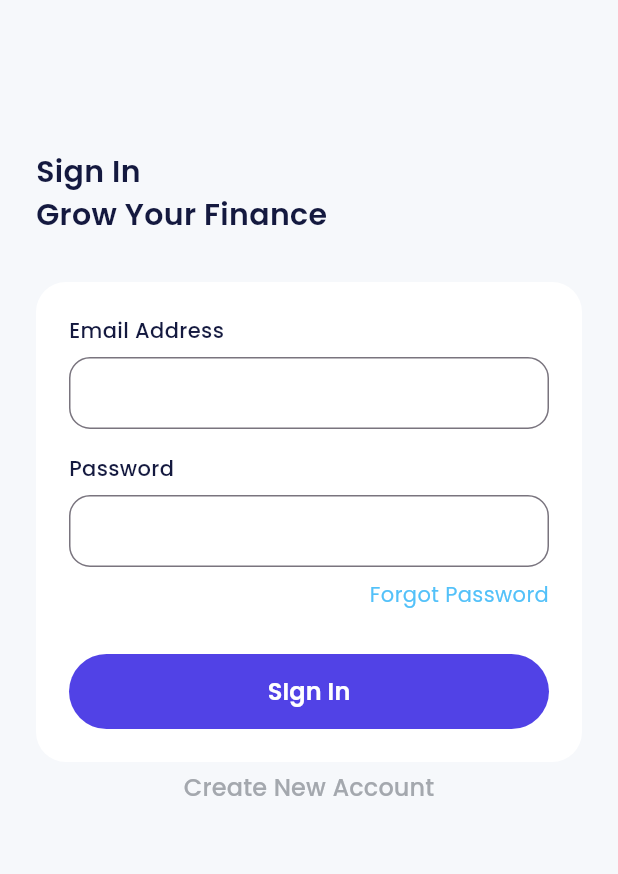
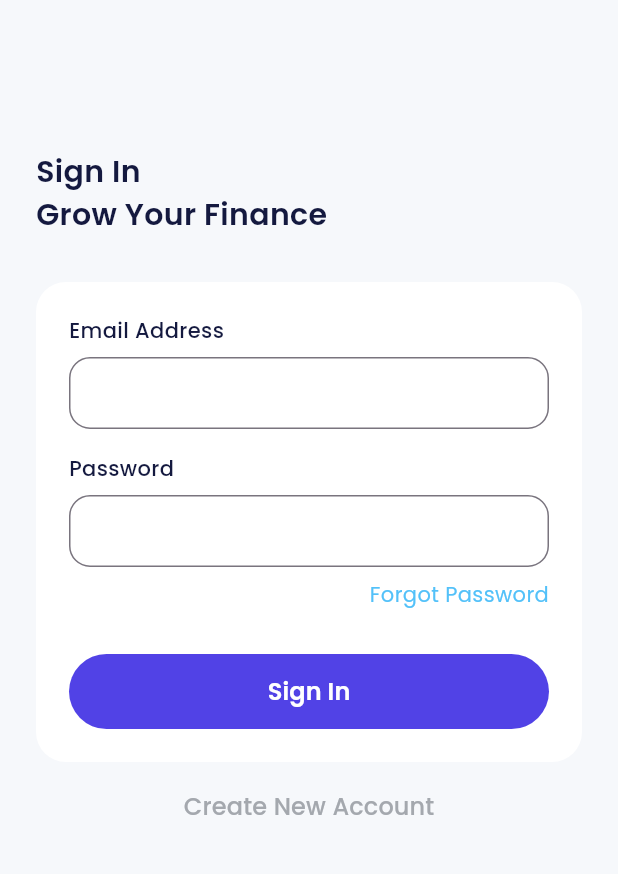
Before and after one commit to afrizzal/payments, a Flutter app: the SignInPage screen opened directly, on a phone screen of 412 x 824 dp, the part 225-1099 px from its top. Run offline on Flutter 3.47's test engine with Material 3 defaults, Android fonts, the phone set to English and light mode, and no system bars; our stand-ins replace carousel_slider, google_fonts.

Commit message:
button widget

```diff
--- a/lib/main.dart
+++ b/lib/main.dart
@@ -1,4 +1,6 @@
 import 'package:flutter/material.dart';
+import 'package:flutter_payments/ui/pages/onboarding_page.dart';
+import 'package:flutter_payments/ui/pages/sign_in_page.dart';
 import 'package:flutter_payments/ui/pages/splash_page.dart';
 
 void main() => runApp(const MyApp());
@@ -10,7 +12,11 @@
   Widget build(BuildContext context) {
     return MaterialApp(
       debugShowCheckedModeBanner: false,
-      home: SplashPage(),
+      routes: {
+        '/': (context) => const SplashPage(),
+        '/onboarding': (context) => const OnboardingPage(),
+        '/sign-in': (context) => const SignInPage(),
+      },
     );
   }
 }
--- a/lib/ui/pages/onboarding_page.dart
+++ b/lib/ui/pages/onboarding_page.dart
@@ -108,7 +108,8 @@
                         height: 24,
                         child: TextButton(
                           onPressed: () {
-                            Navigator.push(context, MaterialPageRoute(builder: (context) => const SignInPage(),),);
+                            Navigator.pushNamed(context, '/sign-in');
+                             //Navigator.push(context, MaterialPageRoute(builder: (context) => const SignInPage(),),);
                           },
                           style: TextButton.styleFrom(
                             padding: EdgeInsets.zero,
@@ -162,28 +163,36 @@
                         ),
                       ),
                       const Spacer(),
-                      SizedBox(
+                      CustomFilledButton(
                         width: 150,
-                        height: 50,
-                        child: TextButton(
-                          onPressed: () {
-                            carouselController.nextPage();
-                          },
-                          style: TextButton.styleFrom(
-                            backgroundColor: purpleColor,
-                            shape: RoundedRectangleBorder(
-                              borderRadius: BorderRadius.circular(56)
-                            ),
-                          ),
-                          child: Text(
-                            'Continue',
-                            style: whiteTextStyle.copyWith(
-                              fontSize: 16,
-                              fontWeight: semiBold,
-                          ),
-                        ),
+                        title: 'Continue',
+                        onPressed: (){
+                          carouselController.nextPage();
+                        },
                       ),
-                    )
+                      //Without Widget
+                    //   SizedBox(
+                    //     width: 150,
+                    //     height: 50,
+                    //     child: TextButton(
+                    //       onPressed: () {
+                    //         carouselController.nextPage();
+                    //       },
+                    //       style: TextButton.styleFrom(
+                    //         backgroundColor: purpleColor,
+                    //         shape: RoundedRectangleBorder(
+                    //           borderRadius: BorderRadius.circular(56)
+                    //         ),
+                    //       ),
+                    //       child: Text(
+                    //         'Continue',
+                    //         style: whiteTextStyle.copyWith(
+                    //           fontSize: 16,
+                    //           fontWeight: semiBold,
+                    //       ),
+                    //     ),
+                    //   ),
+                    // )
                   ],
                 ),
               ],
--- a/lib/ui/pages/sign_in_page.dart
+++ b/lib/ui/pages/sign_in_page.dart
@@ -1,5 +1,7 @@
 import 'package:flutter/material.dart';
 import 'package:flutter_payments/shared/theme.dart';
+import 'package:flutter_payments/ui/widgets/buttons.dart';
+import 'package:flutter_payments/ui/widgets/forms.dart';
 
 class SignInPage extends StatelessWidget {
   const SignInPage({Key? key}) : super(key:key);
@@ -47,55 +49,64 @@
             child: Column(
               children: [
                 //EMAIL INPUT
-                Column(
-                  crossAxisAlignment: CrossAxisAlignment.start,
-                  children: [
-                    Text(
-                      'Email Address',
-                      style: blackTextStyle.copyWith(
-                        fontWeight: medium,
-                      ),
-                    ),
-                    const SizedBox(
-                      height: 8,
-                    ),
-                    TextFormField(
-                      decoration: InputDecoration(
-                        border: OutlineInputBorder(
-                          borderRadius: BorderRadius.circular(14),
-                          ),
-                          contentPadding: const EdgeInsets.all(12),
-                      ),
-                    )
-                  ],
+                const CustomFormField(title:
+                'Email Address',
                 ),
+                // Column(
+                //   crossAxisAlignment: CrossAxisAlignment.start,
+                //   children: [
+                //     Text(
+                //       'Email Address',
+                //       style: blackTextStyle.copyWith(
+                //         fontWeight: medium,
+                //       ),
+                //     ),
+                //     const SizedBox(
+                //       height: 8,
+                //     ),
+                //     TextFormField(
+                //       decoration: InputDecoration(
+                //         border: OutlineInputBorder(
+                //           borderRadius: BorderRadius.circular(14),
+                //           ),
+                //           contentPadding: const EdgeInsets.all(12),
+                //       ),
+                //     )
+                //   ],
+                // ),
                 const SizedBox(
                   height: 16,
                 ),
+
                 //PWD INPUT
-                Column(
-                  crossAxisAlignment: CrossAxisAlignment.start,
-                  children: [
-                    Text(
-                      'Password',
-                      style: blackTextStyle.copyWith(
-                        fontWeight: medium,
-                      ),
-                    ),
-                    const SizedBox(
-                      height: 8,
-                    ),
-                    TextFormField(
-                      obscureText: true,
-                      decoration: InputDecoration(
-                        border: OutlineInputBorder(
-                          borderRadius: BorderRadius.circular(14),
-                          ),
-                          contentPadding: const EdgeInsets.all(12),
-                      ),
-                    )
-                  ],
+
+                const CustomFormField(title:
+                'Password',
+                obscureText: true,
                 ),
+                // Column(
+                //   crossAxisAlignment: CrossAxisAlignment.start,
+                //   children: [
+                //     Text(
+                //       'Password',
+                //       style: blackTextStyle.copyWith(
+                //         fontWeight: medium,
+                //       ),
+                //     ),
+                //     const SizedBox(
+                //       height: 8,
+                //     ),
+                //     TextFormField(
+                //       obscureText: true,
+                //       decoration: InputDecoration(
+                //         border: OutlineInputBorder(
+                //           borderRadius: BorderRadius.circular(14),
+                //           ),
+                //           contentPadding: const EdgeInsets.all(12),
+                //       ),
+                //     )
+                //   ],
+                // ),
                 const SizedBox(
                   height: 8,
                 ),
@@ -109,52 +120,61 @@
                 const SizedBox(
                   height: 30,
                 ),
-                SizedBox(
-                        width: double.infinity,
-                        height: 50,
-                        child: TextButton(
-                          onPressed: () {
-                            //BREAK
-                          },
-                          style: TextButton.styleFrom(
-                            backgroundColor: purpleColor,
-                            shape: RoundedRectangleBorder(
-                              borderRadius: BorderRadius.circular(56)
-                            ),
-                          ),
-                          child: Text(
-                            'SIgn In',
-                            style: whiteTextStyle.copyWith(
-                              fontSize: 16,
-                              fontWeight: semiBold,
-                          ),
-                        ),
-                      ),
-                    ),
+                CustomFilledButton(
+                  title: 'Sign In',
+                  onPressed: (){},
+                  ),
+                //Without Widget
+                // SizedBox(
+                //         width: double.infinity,
+                //         height: 50,
+                //         child: TextButton(
+                //           onPressed: () {
+                //             //BREAK
+                //           },
+                //           style: TextButton.styleFrom(
+                //             backgroundColor: purpleColor,
+                //             shape: RoundedRectangleBorder(
+                //               borderRadius: BorderRadius.circular(56)
+                //             ),
+                //           ),
+                //           child: Text(
+                //             'SIgn In',
+                //             style: whiteTextStyle.copyWith(
+                //               fontSize: 16,
+                //               fontWeight: semiBold,
+                //           ),
+                //         ),
+                //       ),
+                //     ),
               ],
             ),
           ),
           const SizedBox(
             height: 5,
           ),
-                        SizedBox(
-                        width: double.infinity,
-                        height: 24,
-                        child: TextButton(
-                          onPressed: () {
-                            // Navigator.push(context, MaterialPageRoute(builder: (context) => const SignInPage(),),);
-                          },
-                          style: TextButton.styleFrom(
-                            padding: EdgeInsets.zero,
-                            ),
-                          child: Text(
-                            'Create New Account',
-                            style: greyTextStyle.copyWith(
-                              fontSize: 16,
-                          ),
-                        ),
-                      ),
-                    ),
+          CustomTextButton(
+            title: 'Create New Account',
+            onPressed: (){},
+          ),
+                    //     SizedBox(
+                    //     width: double.infinity,
+                    //     height: 24,
+                    //     child: TextButton(
+                    //       onPressed: () {
+                    //         // Navigator.push(context, MaterialPageRoute(builder: (context) => const SignInPage(),),);
+                    //       },
+                    //       style: TextButton.styleFrom(
+                    //         padding: EdgeInsets.zero,
+                    //         ),
+                    //       child: Text(
+                    //         'Create New Account',
+                    //         style: greyTextStyle.copyWith(
+                    //           fontSize: 16,
+                    //       ),
+                    //     ),
+                    //   ),
+                    // ),
       ],
     ),
     );
--- a/lib/ui/pages/splash_page.dart
+++ b/lib/ui/pages/splash_page.dart
@@ -19,10 +19,11 @@
     super.initState();
 
     Timer(const Duration (seconds: 2), () {
-      Navigator.push(context, MaterialPageRoute(
-        builder: (context) => const OnboardingPage(),
-        ),
-      );
+      Navigator.pushNamed(context, '/onboarding');
+      // Navigator.push(context, MaterialPageRoute(
+      //   builder: (context) => const OnboardingPage(),
+      //   ),
+      // );
      });
   }
 
--- a/lib/ui/widgets/buttons.dart
+++ b/lib/ui/widgets/buttons.dart
@@ -19,8 +19,8 @@
   @override
   Widget build(BuildContext context) {
     return SizedBox(
-                        width: double.infinity,
-                        height: 50,
+                        width: width,
+                        height: height,
                         child: TextButton(
                           onPressed: onPressed,
                           style: TextButton.styleFrom(
@@ -38,5 +38,42 @@
                         ),
                       ),
                     );
+                  }
 }
+
+class CustomTextButton extends StatelessWidget {
+  final String title;
+  final double width;
+  final double height;
+  final VoidCallback onPressed;
+
+  const CustomTextButton({
+    Key? key,
+    required this.title,
+    this.width = double.infinity,
+    this.height = 50,
+    required this.onPressed,
+  }) : super(key: key);
+
+  @override
+  Widget build(BuildContext context) {
+    return SizedBox(
+                        width: width,
+                        height: height,
+                        child: TextButton(
+                          onPressed: () {
+                            // Navigator.push(context, MaterialPageRoute(builder: (context) => const SignInPage(),),);
+                          },
+                          style: TextButton.styleFrom(
+                            padding: EdgeInsets.zero,
+                            ),
+                          child: Text(
+                            title,
+                            style: greyTextStyle.copyWith(
+                              fontSize: 16,
+                          ),
+                        ),
+                      ),
+                    );
+  }
 }
--- /dev/null
+++ b/lib/ui/widgets/forms.dart
@@ -0,0 +1,44 @@
+import 'package:flutter/material.dart';
+import 'package:flutter_payments/shared/theme.dart';
+
+class CustomFormField extends StatelessWidget {
+
+  final String title;
+  final bool obscureText;
+  final TextEditingController? controller;
+
+  const CustomFormField({
+    Key? key,
+    required this. title,
+    this.obscureText = false,
+    this.controller,
+  }) : super(key: key);
+
+  @override
+  Widget build(BuildContext context) {
+    return Column(
+                  crossAxisAlignment: CrossAxisAlignment.start,
+                  children: [
+                    Text(
+                      title,
+                      style: blackTextStyle.copyWith(
+                        fontWeight: medium,
+                      ),
+                    ),
+                    const SizedBox(
+                      height: 8,
+                    ),
+                    TextFormField(
+                      obscureText: true,
+                      controller: controller,
+                      decoration: InputDecoration(
+                        border: OutlineInputBorder(
+                          borderRadius: BorderRadius.circular(14),
+                          ),
+                          contentPadding: const EdgeInsets.all(12),
+                      ),
+                    )
+                  ],
+                );
+  }
+}
```
